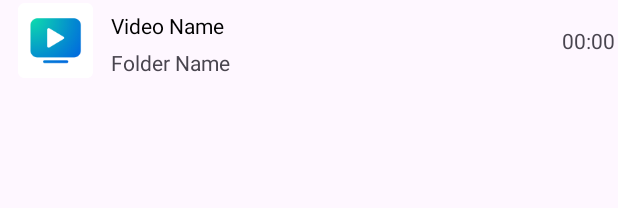
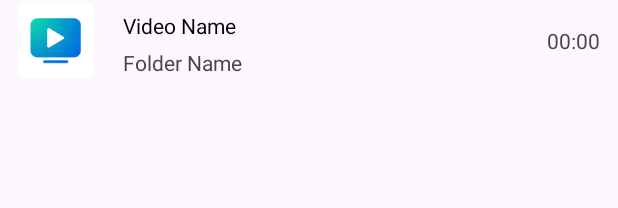
Before and after one commit to Angad-Gupta-2005/VideoApp, an Android app: the layout video_view.xml on its own in the app's theme, with its tools: preview values and no code run, on a phone screen of 412 x 824 dp. Shown: the top 208 px of the screen. Run offline under Robolectric (Android 15) with nearby library versions, the phone set to English and light mode, and no system bars.

Commit message:
Load video, folder view and videoImage is done

```diff
--- a/app/build.gradle.kts
+++ b/app/build.gradle.kts
@@ -50,4 +50,7 @@ dependencies {
     testImplementation(libs.junit)
     androidTestImplementation(libs.androidx.junit)
     androidTestImplementation(libs.androidx.espresso.core)
+
+//    Glide third party library to load images from device
+    implementation("com.github.bumptech.glide:glide:4.16.0")
 }
--- a/app/src/main/res/layout/video_view.xml
+++ b/app/src/main/res/layout/video_view.xml
@@ -4,12 +4,17 @@
     android:orientation="horizontal"
     android:layout_width="match_parent"
     android:layout_height="wrap_content"
-    android:padding="2dp">
+    android:padding="2dp"
+    android:clickable="true"
+    android:focusable="true"
+    android:background="?attr/selectableItemBackground"
+    android:layout_marginBottom="10dp">
 
     <com.google.android.material.imageview.ShapeableImageView
         android:id="@+id/videoImg"
         android:layout_width="70dp"
         android:layout_height="50dp"
+        android:layout_marginEnd="8dp"
         android:src="@mipmap/ic_video_player"
         android:contentDescription="@string/image"
         app:shapeAppearanceOverlay="@style/curved"/>
@@ -27,14 +32,16 @@
             android:layout_height="30dp"
             android:text="@string/video_name"
             android:textColor="@color/black"
-            android:gravity="center_vertical"/>
+            android:gravity="center_vertical"
+            android:maxLines="1"/>
 
         <TextView
             android:id="@+id/folderName"
             android:layout_width="match_parent"
             android:layout_height="20dp"
             android:text="@string/folder_name"
-            android:gravity="center_vertical"/>
+            android:gravity="center_vertical"
+            android:maxLines="1"/>
 
     </LinearLayout>
 
@@ -43,6 +50,7 @@
         android:layout_width="wrap_content"
         android:layout_height="50dp"
         android:text="@string/duration"
-        android:gravity="center"/>
+        android:gravity="center"
+        android:layout_marginHorizontal="10dp"/>
 
 </LinearLayout>
--- a/gradle/libs.versions.toml
+++ b/gradle/libs.versions.toml
@@ -9,6 +9,7 @@ appcompat = "1.7.0"
 material = "1.12.0"
 activity = "1.9.1"
 constraintlayout = "2.1.4"
+picasso = "2.8"
 
 [libraries]
 androidx-core-ktx = { group = "androidx.core", name = "core-ktx", version.ref = "coreKtx" }
@@ -19,6 +20,7 @@ androidx-appcompat = { group = "androidx.appcompat", name = "appcompat", version
 material = { group = "com.google.android.material", name = "material", version.ref = "material" }
 androidx-activity = { group = "androidx.activity", name = "activity", version.ref = "activity" }
 androidx-constraintlayout = { group = "androidx.constraintlayout", name = "constraintlayout", version.ref = "constraintlayout" }
+picasso = { module = "com.squareup.picasso:picasso", version.ref = "picasso" }
 
 [plugins]
 android-application = { id = "com.android.application", version.ref = "agp" }
```
Also changed, not shown: app/src/main/java/com/angad/videoapp/MainActivity.kt (+84 -7 lines), app/src/main/java/com/angad/videoapp/Video.kt (added, +13 -0 lines), app/src/main/java/com/angad/videoapp/VideoAdapter.kt (+11 -3 lines), app/src/main/java/com/angad/videoapp/VideosFragment.kt (+2 -10 lines), app/src/main/res/layout/folders_view.xml (added, +32 -0 lines).
